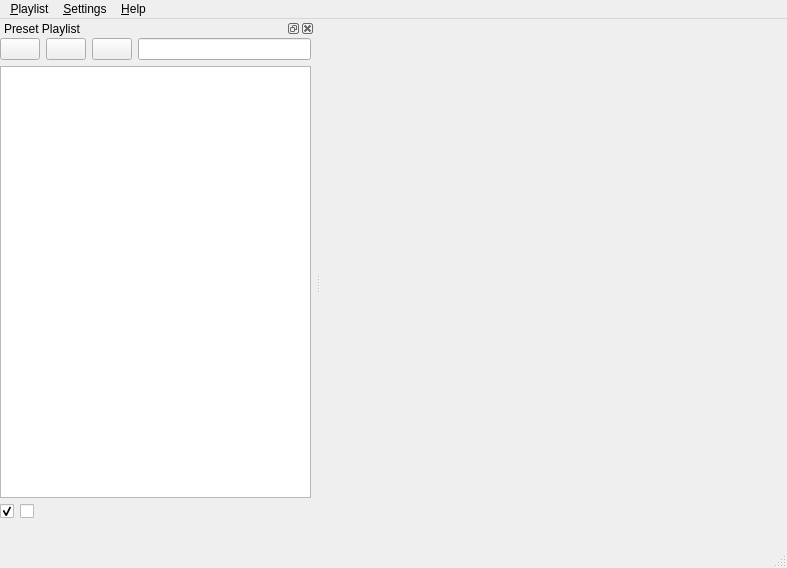
Qt form src/qprojectM/src/QProjectM_MainWindow.ui (projectM-visualizer/projectm) before a commit.
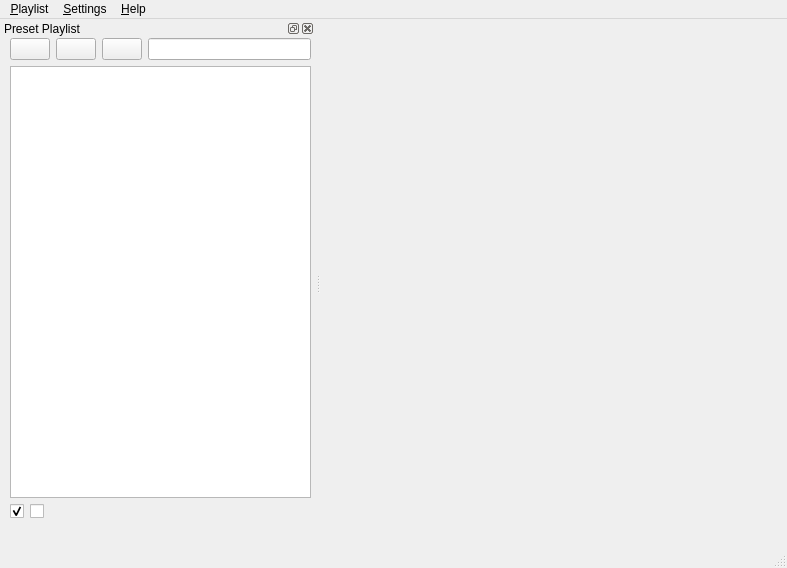
The same form after that commit. Icons and pictures are not drawn.

Commit message: maybe fixed stretching problems in the preset playlist vertical layout

```diff
--- a/src/qprojectM/src/QProjectM_MainWindow.ui
+++ b/src/qprojectM/src/QProjectM_MainWindow.ui
@@ -90,9 +90,9 @@
     <widget class="QWidget" name="verticalLayout" >
      <property name="geometry" >
       <rect>
-       <x>0</x>
+       <x>10</x>
        <y>0</y>
-       <width>311</width>
+       <width>301</width>
        <height>481</height>
       </rect>
      </property>
@@ -103,7 +103,7 @@
       <item>
        <layout class="QHBoxLayout" >
         <property name="spacing" >
-         <number>-1</number>
+         <number>6</number>
         </property>
         <item>
          <widget class="QPushButton" name="presetOpenPushButton" >
@@ -177,8 +177,8 @@
         <item>
          <widget class="QLineEdit" name="presetSearchBarLineEdit" >
           <property name="sizePolicy" >
-           <sizepolicy vsizetype="Fixed" hsizetype="MinimumExpanding" >
-            <horstretch>0</horstretch>
+           <sizepolicy vsizetype="Fixed" hsizetype="Expanding" >
+            <horstretch>1</horstretch>
             <verstretch>0</verstretch>
            </sizepolicy>
           </property>
@@ -199,8 +199,8 @@
        <widget class="QTableView" name="tableView" >
         <property name="sizePolicy" >
          <sizepolicy vsizetype="Expanding" hsizetype="Expanding" >
-          <horstretch>0</horstretch>
-          <verstretch>0</verstretch>
+          <horstretch>1</horstretch>
+          <verstretch>4</verstretch>
          </sizepolicy>
         </property>
         <property name="baseSize" >
@@ -241,7 +241,7 @@
       <item>
        <layout class="QHBoxLayout" >
         <property name="spacing" >
-         <number>-1</number>
+         <number>6</number>
         </property>
         <item>
          <widget class="QCheckBox" name="randomCheckBox" >
@@ -295,8 +295,8 @@
            <bool>true</bool>
           </property>
           <property name="sizePolicy" >
-           <sizepolicy vsizetype="Minimum" hsizetype="MinimumExpanding" >
-            <horstretch>0</horstretch>
+           <sizepolicy vsizetype="Minimum" hsizetype="Expanding" >
+            <horstretch>1</horstretch>
             <verstretch>0</verstretch>
            </sizepolicy>
           </property>
```
Left out of the diff: 2 changed lines with no effect on the pictures.
